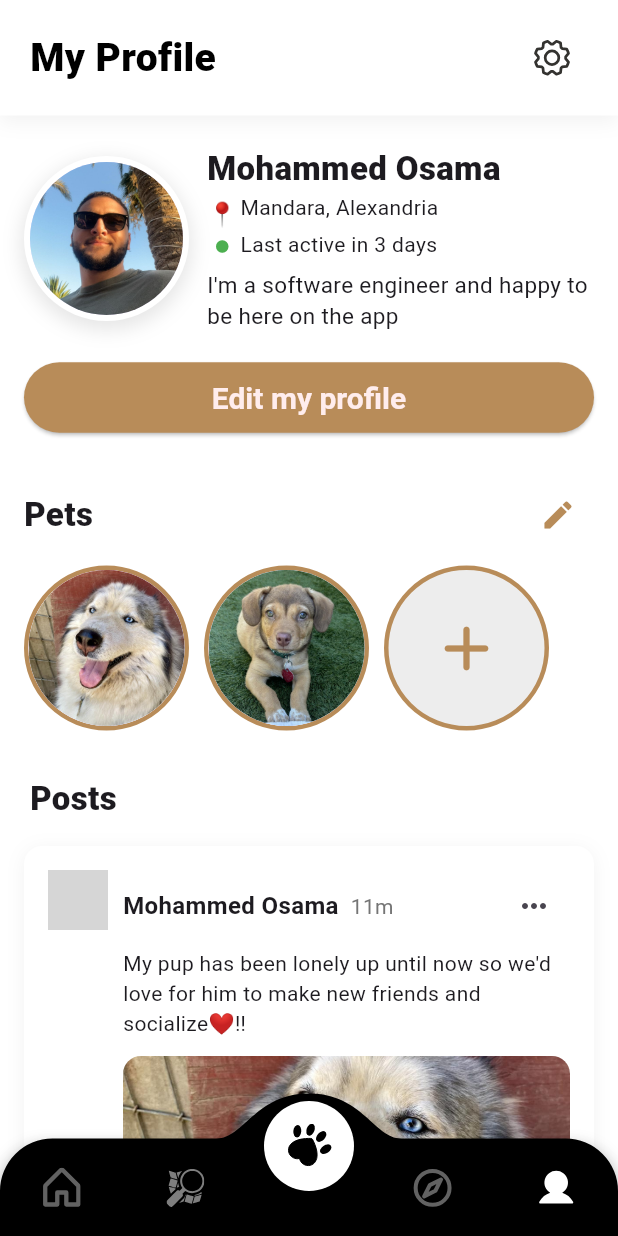
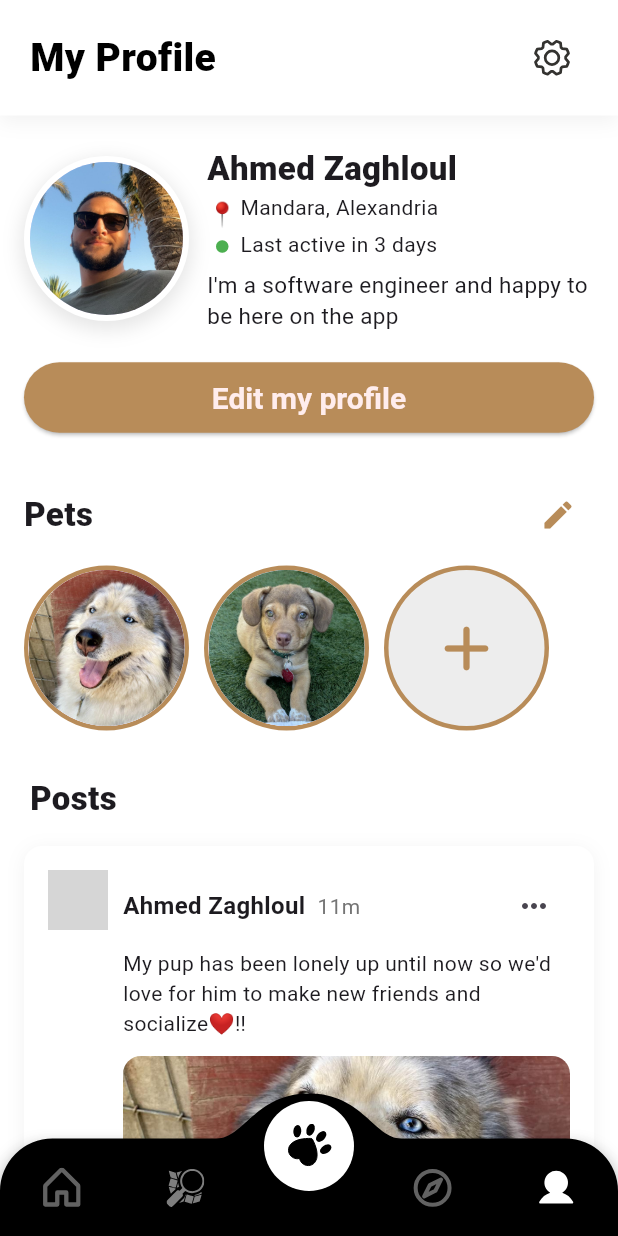
Before and after one commit to ahmedzaghloul27/pawsbilities, a Flutter app: the screen it shows after launch, item 5 of the bottom bar chosen, on a phone screen of 412 x 824 dp. Run offline on Flutter 3.47's test engine with Material 3 defaults, Android fonts, the phone set to English and light mode, and no system bars; drawn by our look-alikes of convex_bottom_bar; our stand-ins replace flip_card, flutter_card_swiper, flutter_svg, geolocator, google_maps_flutter, image_picker and 1 more; missing offline and left inert: google_place; network calls fail; project files that could hold a hidden picture were left out; grey boxes are pictures that could not be loaded.

Commit message:
changed username

```diff
--- a/lib/user_data.dart
+++ b/lib/user_data.dart
@@ -1,8 +1,8 @@
 import 'dart:io';
 
 class UserData {
-  static String _firstName = 'Mohammed';
-  static String _lastName = 'Osama';
+  static String _firstName = 'Ahmed';
+  static String _lastName = 'Zaghloul';
   static String _email = 'mohammed.osama@email.com';
   static String _bio =
       "I'm a software engineer and happy to be here on the app";
```
